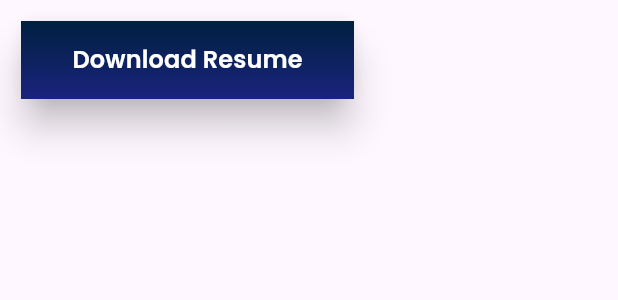
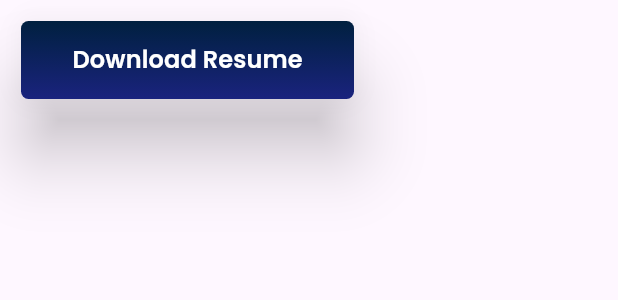
Before and after one commit to kashaf-ud-duja/Flutter_Resume-WebAPP, a Flutter app: the GradientButtonContainer widget shown alone on an empty page, opened directly, on a phone screen of 412 x 824 dp. Shown: the top 300 px of the screen. Run offline on Flutter 3.47's test engine with Material 3 defaults, Android fonts, the phone set to English and light mode, and no system bars; our stand-ins replace font_awesome_flutter, google_fonts.

Commit message:
resuable widget

```diff
--- a/lib/Views/homepage.dart
+++ b/lib/Views/homepage.dart
@@ -59,7 +59,7 @@ class MyHomePage extends StatelessWidget {
                         width: 20,
                       ),
                       GradientButtonContainer(
-                        Overlayclr: Colors.teal,
+                        Overlayclr: const Color.fromRGBO(13, 71, 161, 1),
                         Title: 'Download Resume',
                         clr: [
                           Color(0xFF00203F),
--- a/lib/Widgets/gradient_button_container.dart
+++ b/lib/Widgets/gradient_button_container.dart
@@ -27,7 +27,7 @@ class GradientButtonContainer extends StatelessWidget {
       child: Padding(
         padding: const EdgeInsets.all(10.0),
         child: Card(
-          elevation: 10,
+          elevation: 20,
           child: Container(
             decoration: BoxDecoration(
               gradient: LinearGradient(
@@ -39,24 +39,22 @@ class GradientButtonContainer extends StatelessWidget {
                     : Alignment.centerRight,
                 colors: clr,
               ),
-              // borderRadius: BorderRadius.all(
-              //   Radius.circular(5),
-              // ),
+              borderRadius: BorderRadius.all(
+                Radius.circular(5),
+              ),
             ),
             child: ElevatedButton(
               style: ButtonStyle(
                   elevation: WidgetStateProperty.all<double>(0),
-                  //overlay color is the color that will dispalyed pnce hover on the button.
+                  //overlay color is the color that will dispalyed once hover on the button.
 
                   overlayColor: WidgetStateProperty.all<Color>(Overlayclr),
                   padding: WidgetStateProperty.all<EdgeInsetsGeometry>(
-                      const EdgeInsets.all(10)),
+                      const EdgeInsets.all(0)),
                   backgroundColor:
                       WidgetStateProperty.all<Color>(Colors.transparent)),
               onPressed: onpressed,
-              child: Column(
-                mainAxisAlignment: MainAxisAlignment.spaceEvenly,
-                children: [
+              child:
                   Text(
                     Title,
                     style: GoogleFonts.poppins(
@@ -64,8 +62,6 @@ class GradientButtonContainer extends StatelessWidget {
                         fontWeight: FontWeight.w600,
                         color: Colors.white),
                   ),
-                ],
-              ),
             ),
           ),
         ),
```
